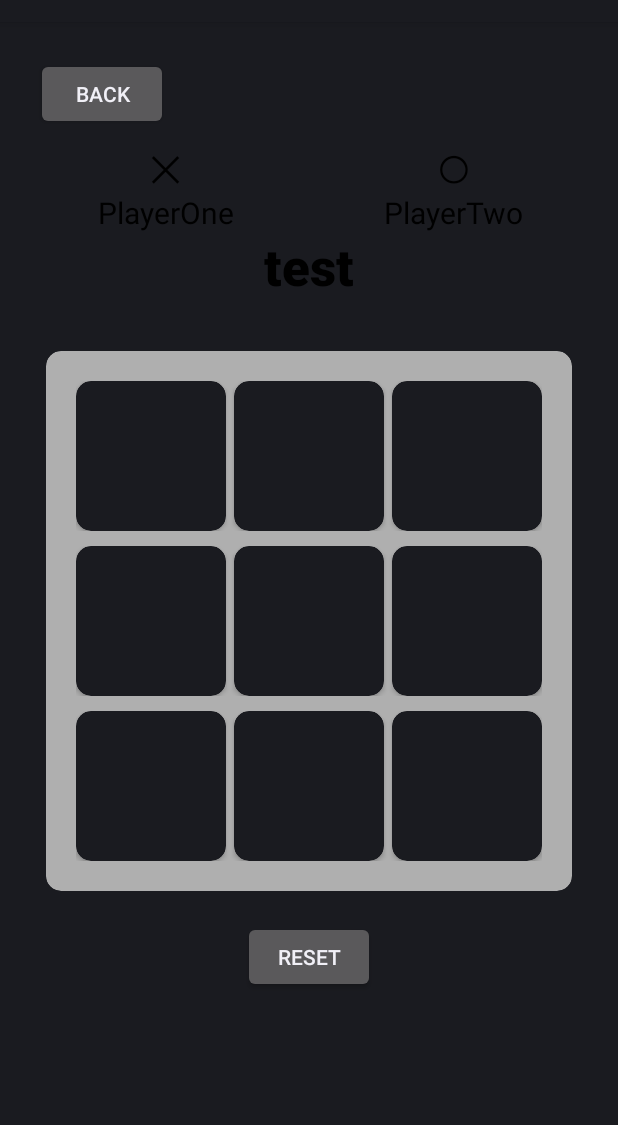
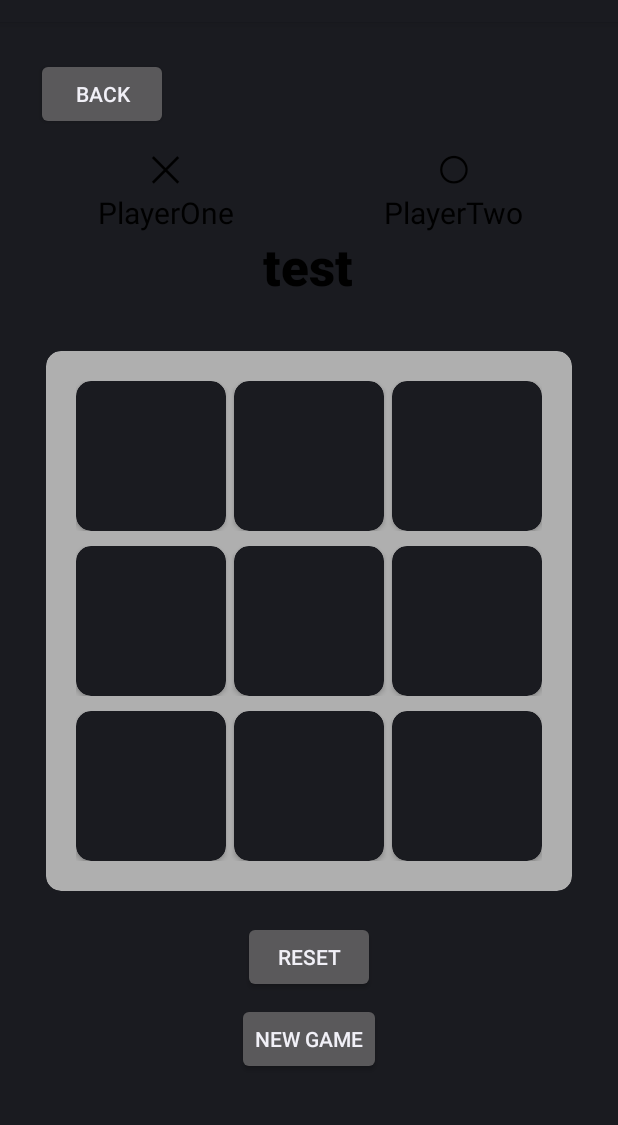
Before and after one commit to DrKibou/TicTacBoom, an Android app: the layout activity_vs_player.xml on its own in the app's theme, with its tools: preview values and no code run, on a phone screen of 412 x 824 dp, the part 62-1187 px from its top. Run offline under Robolectric (Android 15) with nearby library versions, the phone set to English and light mode, and no system bars.

Commit message:
Added Bomb feature, new game/reset button

```diff
--- a/app/src/main/res/layout/activity_vs_player.xml
+++ b/app/src/main/res/layout/activity_vs_player.xml
@@ -35,15 +35,17 @@
         android:id="@+id/txtWinner"
         android:layout_width="wrap_content"
         android:layout_height="wrap_content"
-        android:layout_marginTop="140dp"
         android:fontFamily="sans-serif-black"
         android:text="test"
         android:textColor="#000000"
         android:textSize="34sp"
         android:textStyle="bold"
+        app:layout_constraintBottom_toTopOf="@+id/cardView"
         app:layout_constraintEnd_toEndOf="parent"
+        app:layout_constraintHorizontal_bias="0.498"
         app:layout_constraintStart_toStartOf="parent"
-        app:layout_constraintTop_toTopOf="parent" />
+        app:layout_constraintTop_toTopOf="parent"
+        app:layout_constraintVertical_bias="0.805" />
 
     <Button
         android:id="@+id/btnBack"
@@ -253,4 +255,40 @@
         app:layout_constraintEnd_toEndOf="parent"
         app:layout_constraintTop_toTopOf="parent" />
 
+    <TextView
+        android:id="@+id/score1"
+        android:layout_width="wrap_content"
+        android:layout_height="wrap_content"
+        android:text="Score"
+        app:layout_constraintBottom_toTopOf="@+id/txtWinner"
+        app:layout_constraintEnd_toEndOf="@+id/txtOne"
+        app:layout_constraintHorizontal_bias="0.484"
+        app:layout_constraintStart_toStartOf="@+id/txtOne"
+        app:layout_constraintTop_toBottomOf="@+id/txtOne"
+        app:layout_constraintVertical_bias="0.25" />
+
+    <TextView
+        android:id="@+id/score2"
+        android:layout_width="wrap_content"
+        android:layout_height="wrap_content"
+        android:text="Score"
+        app:layout_constraintBottom_toTopOf="@+id/txtWinner"
+        app:layout_constraintEnd_toEndOf="@+id/txtTwo"
+        app:layout_constraintHorizontal_bias="0.527"
+        app:layout_constraintStart_toStartOf="@+id/txtTwo"
+        app:layout_constraintTop_toBottomOf="@+id/txtTwo"
+        app:layout_constraintVertical_bias="0.25" />
+
+    <Button
+        android:id="@+id/btnNewGame"
+        android:layout_width="wrap_content"
+        android:layout_height="wrap_content"
+        android:text="New Game"
+        app:layout_constraintBottom_toBottomOf="parent"
+        app:layout_constraintEnd_toEndOf="@+id/btnReset"
+        app:layout_constraintHorizontal_bias="0.518"
+        app:layout_constraintStart_toStartOf="@+id/btnReset"
+        app:layout_constraintTop_toBottomOf="@+id/btnReset"
+        app:layout_constraintVertical_bias="0.095" />
+
 </androidx.constraintlayout.widget.ConstraintLayout>
```
Also changed, not shown: app/src/main/java/com/example/tictactoe/VsPlayer/VsPlayer.java (+111 -17 lines), app/src/main/res/drawable/explosion.png (added).
